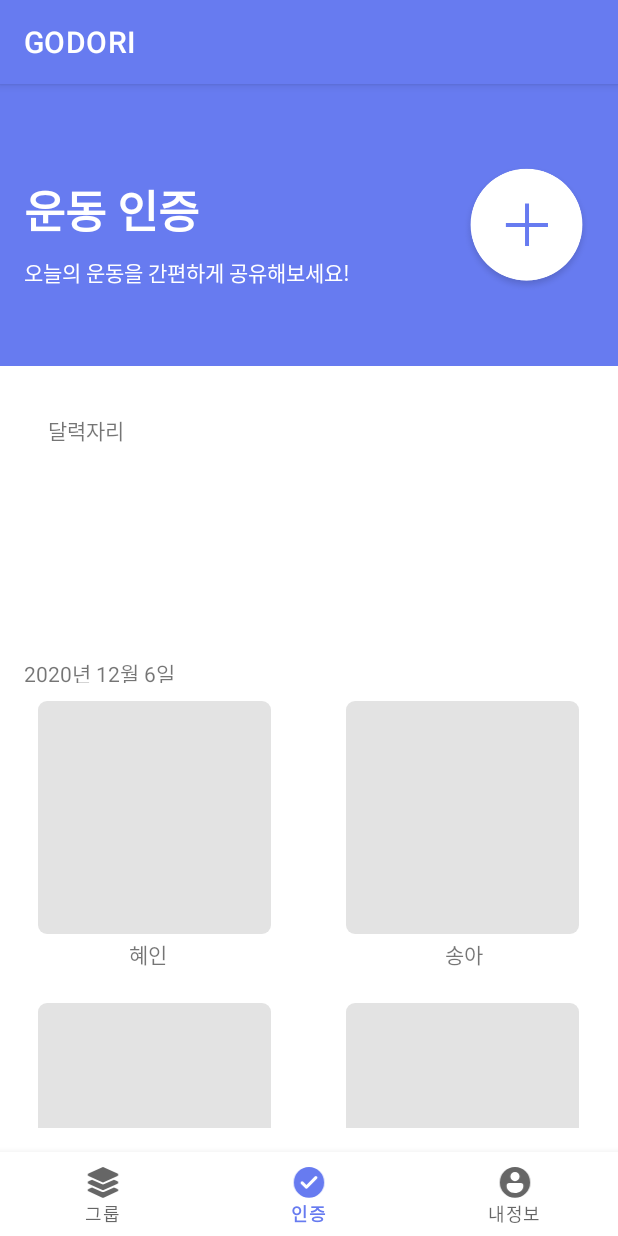
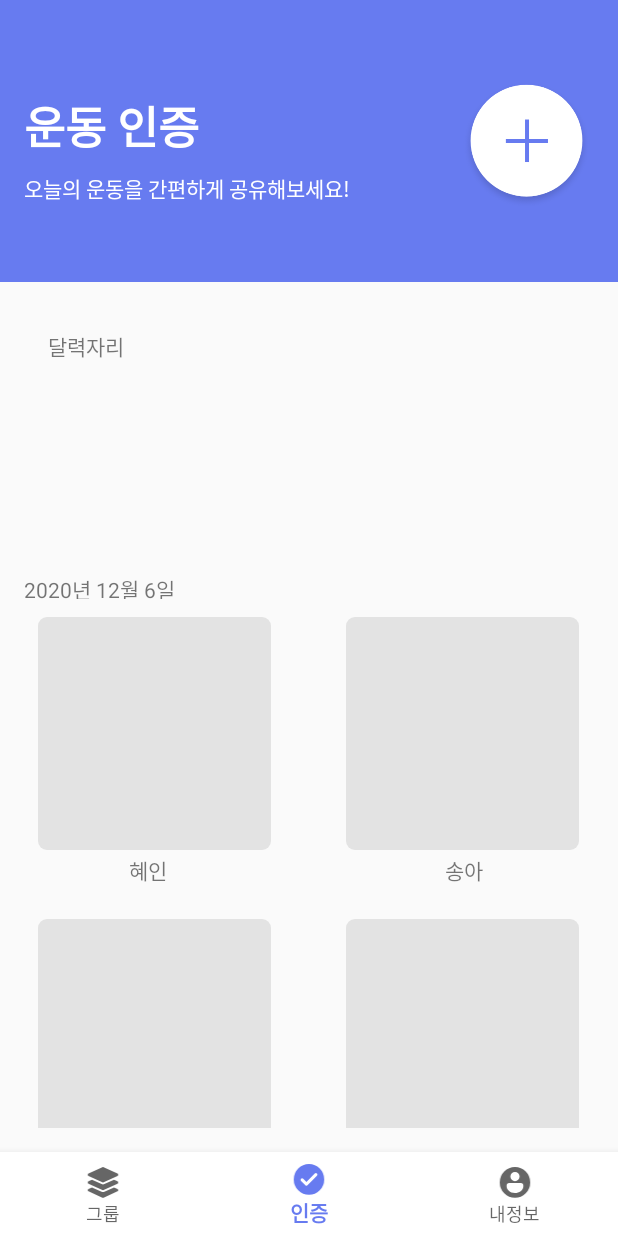
Before and after one commit to TEAMGODORI/GODORI_Android, an Android app: the screen it shows after launch (TabBarActivity), item 2 of the bottom bar chosen, on a phone screen of 412 x 824 dp. Run offline under Robolectric (Android 15) with nearby library versions, the phone set to English and light mode, and no system bars; 1 statement that could not run was skipped.

Commit message:
[ADD]타이틀바 제거

```diff
--- a/GODORI/app/src/main/res/values/themes.xml
+++ b/GODORI/app/src/main/res/values/themes.xml
@@ -1,6 +1,8 @@
 <resources xmlns:tools="http://schemas.android.com/tools">
     <!-- Base application theme. -->
-    <style name="Theme.GODORI" parent="Theme.MaterialComponents.DayNight.DarkActionBar">
+
+    <!--타이틀바 없앰-->
+    <style name="Theme.GODORI" parent="Theme.AppCompat.Light.NoActionBar">
         <!-- Primary brand color. -->
         <item name="colorPrimary">@color/blue</item> //수정 500
         <item name="colorPrimaryVariant">@color/purple_700</item>
```
